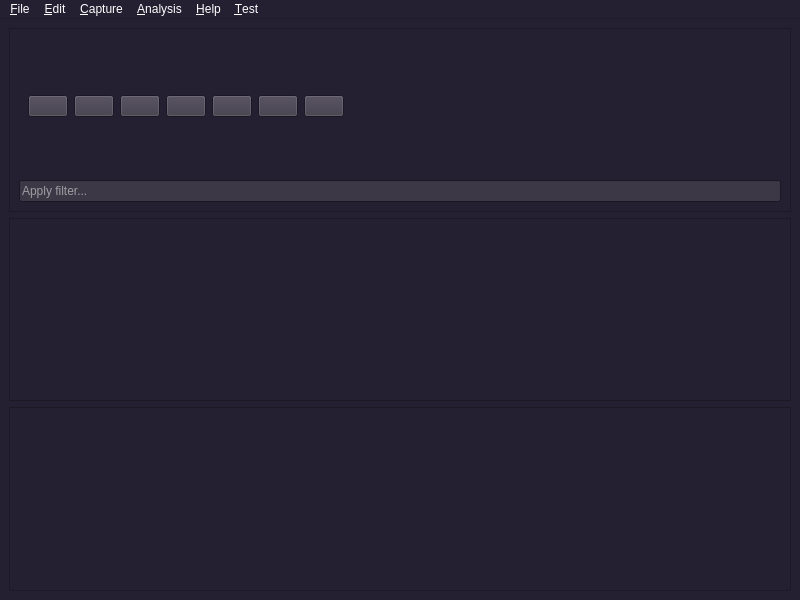
Qt form Code/pythonGUI/Updates/updatedGUI/mainWindow.ui (braxliu0329/2023-NetworkTrafficAnalysis) before a commit.
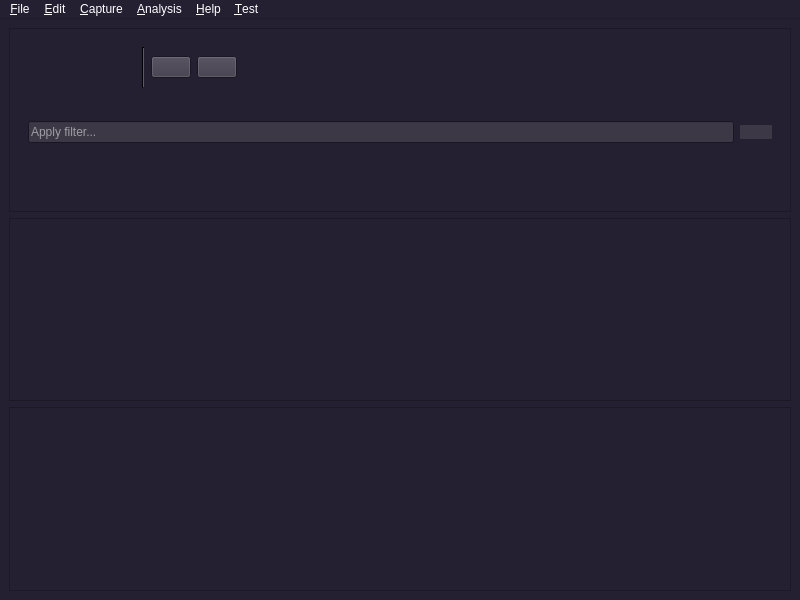
The same form after that commit. Icons and pictures are not drawn.

Diff of the .ui file:
```diff
--- a/Code/pythonGUI/Updates/updatedGUI/mainWindow.ui
+++ b/Code/pythonGUI/Updates/updatedGUI/mainWindow.ui
@@ -865,6 +865,13 @@
                <layout class="QHBoxLayout" name="horizontalLayout">
                 <item>
                  <widget class="QPushButton" name="pushButton_7">
+                  <property name="autoFillBackground">
+                   <bool>false</bool>
+                  </property>
+                  <property name="styleSheet">
+                   <string notr="true">border : 0;
+background: transparent;</string>
+                  </property>
                   <property name="text">
                    <string/>
                   </property>
@@ -882,6 +889,10 @@
                 </item>
                 <item>
                  <widget class="QPushButton" name="pushButton_6">
+                  <property name="styleSheet">
+                   <string notr="true">border : 0;
+background: transparent;</string>
+                  </property>
                   <property name="text">
                    <string/>
                   </property>
@@ -889,8 +900,23 @@
                 </item>
                 <item>
                  <widget class="QPushButton" name="pushButton_5">
+                  <property name="styleSheet">
+                   <string notr="true">border : 0;
+background: transparent;</string>
+                  </property>
                   <property name="text">
                    <string/>
+                  </property>
+                  <property name="icon">
+                   <iconset>
+                    <normaloff>Icons/stop.png</normaloff>Icons/stop.png</iconset>
+                  </property>
+                 </widget>
+                </item>
+                <item>
+                 <widget class="Line" name="line">
+                  <property name="orientation">
+                   <enum>Qt::Vertical</enum>
                   </property>
                  </widget>
                 </item>
@@ -910,6 +936,10 @@
                 </item>
                 <item>
                  <widget class="QPushButton" name="pushButton_2">
+                  <property name="styleSheet">
+                   <string notr="true">border : 0;
+background: transparent;</string>
+                  </property>
                   <property name="text">
                    <string/>
                   </property>
@@ -917,6 +947,10 @@
                 </item>
                 <item>
                  <widget class="QPushButton" name="pushButton">
+                  <property name="styleSheet">
+                   <string notr="true">border : 0;
+background: transparent;</string>
+                  </property>
                   <property name="text">
                    <string/>
                   </property>
@@ -941,12 +975,66 @@
             </widget>
            </item>
            <item>
-            <widget class="QLineEdit" name="lineEdit">
-             <property name="placeholderText">
-              <string>Apply filter...</string>
-             </property>
+            <widget class="QWidget" name="widget_2" native="true">
+             <layout class="QHBoxLayout" name="horizontalLayout_4">
+              <item>
+               <layout class="QHBoxLayout" name="horizontalLayout_3">
+                <item>
+                 <widget class="QLineEdit" name="filterBar">
+                  <property name="styleSheet">
+                   <string notr="true"/>
+                  </property>
+                  <property name="placeholderText">
+                   <string>Apply filter...</string>
+                  </property>
+                 </widget>
+                </item>
+                <item>
+                 <widget class="QPushButton" name="goFilterButton">
+                  <property name="styleSheet">
+                   <string notr="true">border : 0;
+background: #3d3846;</string>
+                  </property>
+                  <property name="text">
+                   <string/>
+                  </property>
+                  <property name="icon">
+                   <iconset>
+                    <normaloff>Icons/rightArrow.png</normaloff>Icons/rightArrow.png</iconset>
+                  </property>
+                 </widget>
+                </item>
+               </layout>
+              </item>
+             </layout>
             </widget>
            </item>
+           <item>
+            <spacer name="horizontalSpacer_3">
+             <property name="orientation">
+              <enum>Qt::Horizontal</enum>
+             </property>
+             <property name="sizeHint" stdset="0">
+              <size>
+               <width>40</width>
+               <height>20</height>
+              </size>
+             </property>
+            </spacer>
+           </item>
+           <item>
+            <spacer name="horizontalSpacer_4">
+             <property name="orientation">
+              <enum>Qt::Horizontal</enum>
+             </property>
+             <property name="sizeHint" stdset="0">
+              <size>
+               <width>40</width>
+               <height>20</height>
+              </size>
+             </property>
+            </spacer>
+           </item>
           </layout>
          </item>
         </layout>
```
Left out of the diff: 6 changed lines with no effect on the pictures.
